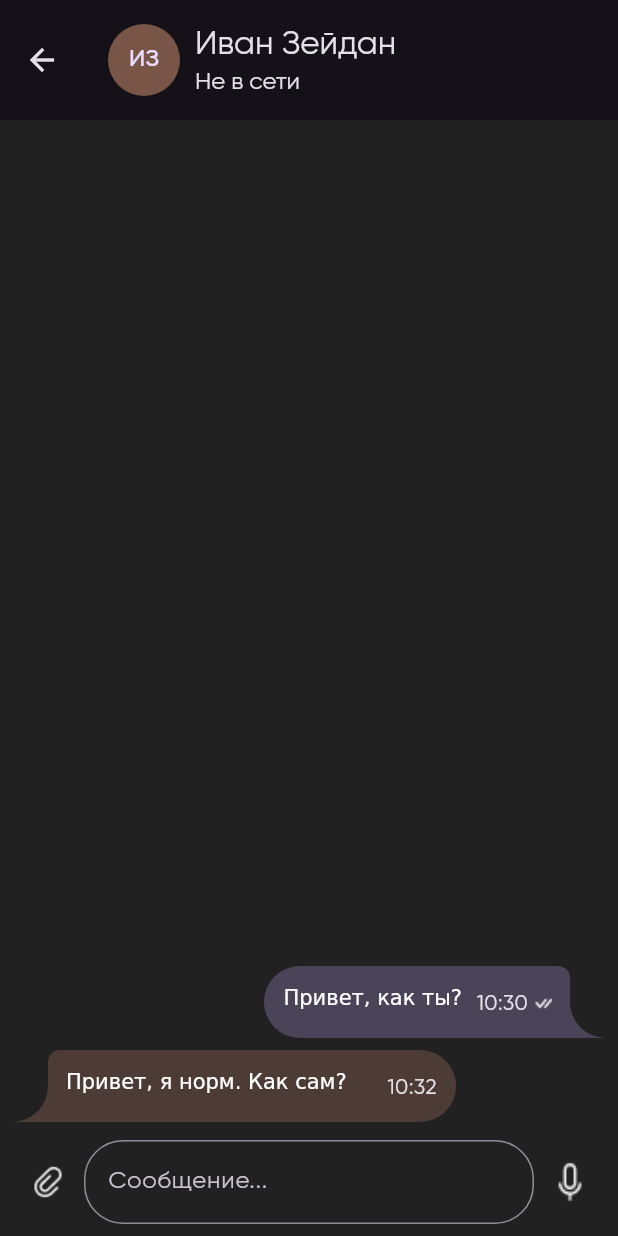
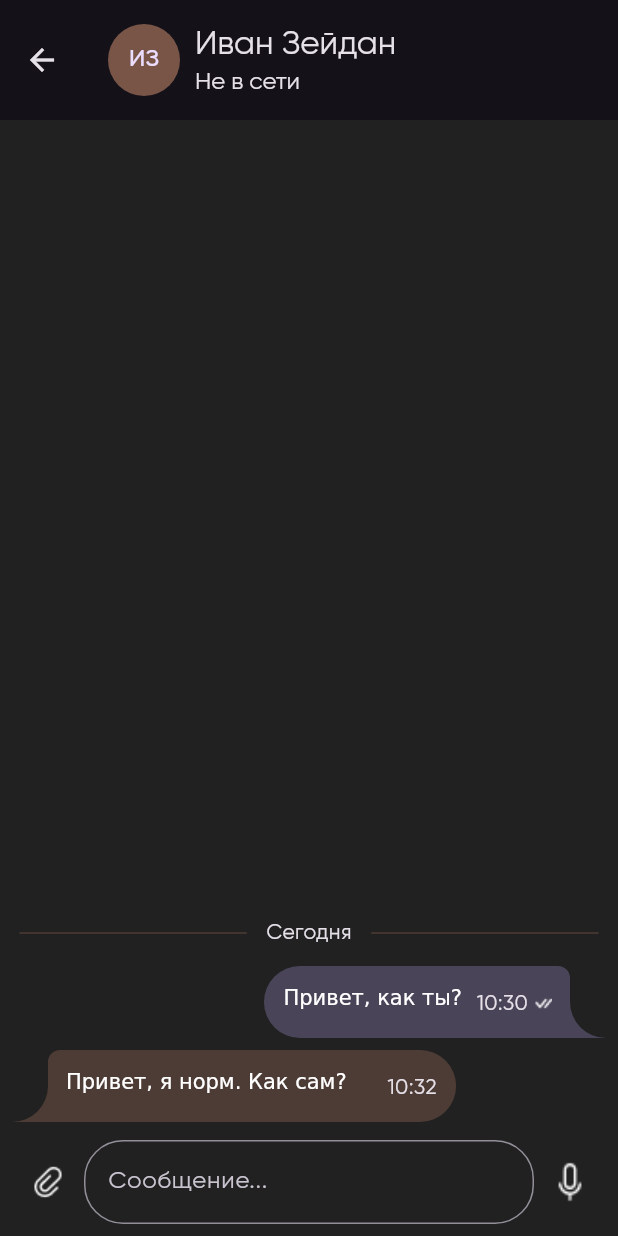
Before and after one commit to OlleZhuk/chat_test, a Flutter app: the screen it shows after launch, after a tap on "ИЗ", on a phone screen of 412 x 824 dp. Run offline on Flutter 3.47's test engine with Material 3 defaults, Android fonts, the phone set to English and light mode, and no system bars; our stand-ins replace flutter_riverpod, hive, hive_flutter; accounts and stored records are empty.

Commit message:
+ Разделитель по дням на экране сообщений

```diff
--- a/lib/view/screens/messages_screen.dart
+++ b/lib/view/screens/messages_screen.dart
@@ -74,33 +74,53 @@ class _OutputTextMessagesState extends ConsumerState<_OutputTextMessages> {
 
   @override
   Widget build(BuildContext context) {
+    /// Подписка на изменения в messageProvider
+    /// (реактивное обновление экрана)
     ref.watch(messageProvider);
+
+    /// Выборка сообщений для текущего диалога
     final dialogMessages =
         ref.read(messageProvider.notifier).getMessagesForDialog(widget.user.id);
 
     /// Сортировка сообщений по времени (новые снизу)
-    dialogMessages.sort((a, b) => b.timestamp.compareTo(a.timestamp));
+    dialogMessages.sort((a, b) => a.timestamp.compareTo(b.timestamp));
+
+    /// Группируем сообщения по датам
+    final groupedMessages = _groupMessagesByDate(dialogMessages);
 
     /// Перегруппировка сообщений на исходящие и входящие
-    final outgoingMessages =
-        dialogMessages.where((message) => message.isOutgoing).toList();
-    final incomingMessages =
-        dialogMessages.where((message) => !message.isOutgoing).toList();
+    // final outgoingMessages =
+    //     dialogMessages.where((message) => message.isOutgoing).toList();
+    // final incomingMessages =
+    //     dialogMessages.where((message) => !message.isOutgoing).toList();
 
     return Expanded(
       child: ListView.builder(
         controller: _scrollController,
         reverse: true,
-        itemCount: dialogMessages.length,
+        itemCount: groupedMessages.length,
+        // itemCount: dialogMessages.length,
         itemBuilder: (context, index) {
-          final Message message = dialogMessages[index];
+          // final Message message = dialogMessages[index];
+          final item = groupedMessages[index];
+          //
+          if (item is DateTime) {
+            /// Вызов разделителя с датой
+            return _buildDateDivider(item);
+          } else if (item is Message) {
+            /// Это сообщение
+            final Message message = item;
             final bool isOutgoing = message.isOutgoing;
-          final List<Message> group =
-              isOutgoing ? outgoingMessages : incomingMessages;
+            final List<Message> group = isOutgoing
+                ? dialogMessages.where((m) => m.isOutgoing).toList()
+                : dialogMessages.where((m) => !m.isOutgoing).toList();
+
+            // final List<Message> group =
+            //     isOutgoing ? outgoingMessages : incomingMessages;
 
             /// включен реверс, поэтому выравниваем last == first,
-          /// получаем isLastInGroup это первое снизу
-          final bool isLastInGroup = message == group.first;
+            /// получаем isLastInGroup как первое снизу
+            final bool isLastInGroup = message == group.last;
             // final bool isFirstInGroup = message == group.last;
             final DateTime now = message.timestamp;
             String formattedTime = DateFormat.Hm().format(now);
@@ -138,6 +158,9 @@ class _OutputTextMessagesState extends ConsumerState<_OutputTextMessages> {
                         isLastInGroup, isOutgoing, message, formattedTime),
               ),
             );
+          } else {
+            return const SizedBox.shrink();
+          }
         },
       ),
     );
@@ -213,6 +236,75 @@ class _OutputTextMessagesState extends ConsumerState<_OutputTextMessages> {
             ),
           ],
         ),
+      ),
+    );
+  }
+
+  /// Метод группировки сообщений по датам
+  List<dynamic> _groupMessagesByDate(List<Message> messages) {
+    final groupedMessages = <dynamic>[];
+    DateTime? currentDate;
+
+    for (final message in messages) {
+      final messageDate = DateTime(
+        message.timestamp.year,
+        message.timestamp.month,
+        message.timestamp.day,
+      );
+
+      if (currentDate == null || currentDate != messageDate) {
+        // Добавляем разделитель с датой
+        groupedMessages.add(messageDate);
+        currentDate = messageDate;
+      }
+
+      // Добавляем сообщение
+      groupedMessages.add(message);
+    }
+
+    return groupedMessages.reversed.toList();
+  }
+
+  /// Метод построения разделителя с датой
+  Widget _buildDateDivider(DateTime date) {
+    final today = DateTime.now();
+    final yesterday = today.subtract(const Duration(days: 1));
+
+    String dateText;
+
+    if (date.year == today.year &&
+        date.month == today.month &&
+        date.day == today.day) {
+      dateText = 'Сегодня';
+    } else if (date.year == yesterday.year &&
+        date.month == yesterday.month &&
+        date.day == yesterday.day) {
+      dateText = 'Вчера';
+    } else {
+      dateText = DateFormat('dd.MM.yy').format(date);
+    }
+
+    return Padding(
+      padding: const EdgeInsets.symmetric(vertical: 8),
+      child: Row(
+        children: [
+          Expanded(
+            child: Divider(
+              color: widget.user.color.withOpacity(.5),
+              indent: 13,
+            ),
+          ),
+          Padding(
+            padding: const EdgeInsets.symmetric(horizontal: 13),
+            child: Text(dateText),
+          ),
+          Expanded(
+            child: Divider(
+              color: widget.user.color.withOpacity(.5),
+              endIndent: 13,
+            ),
+          ),
+        ],
       ),
     );
   }
```
Lines whose indentation alone changed are shown as unchanged.
